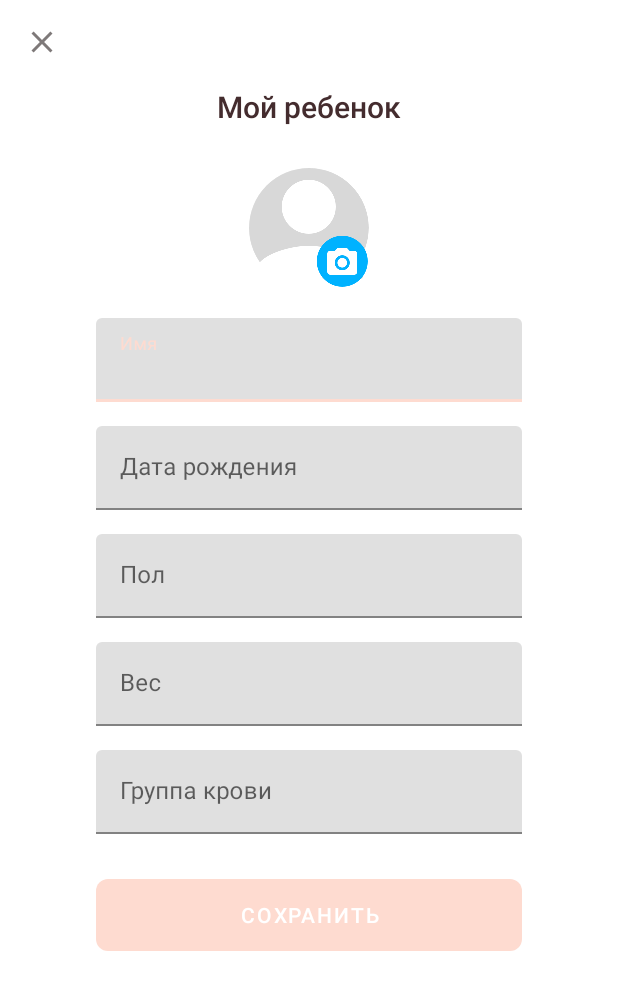
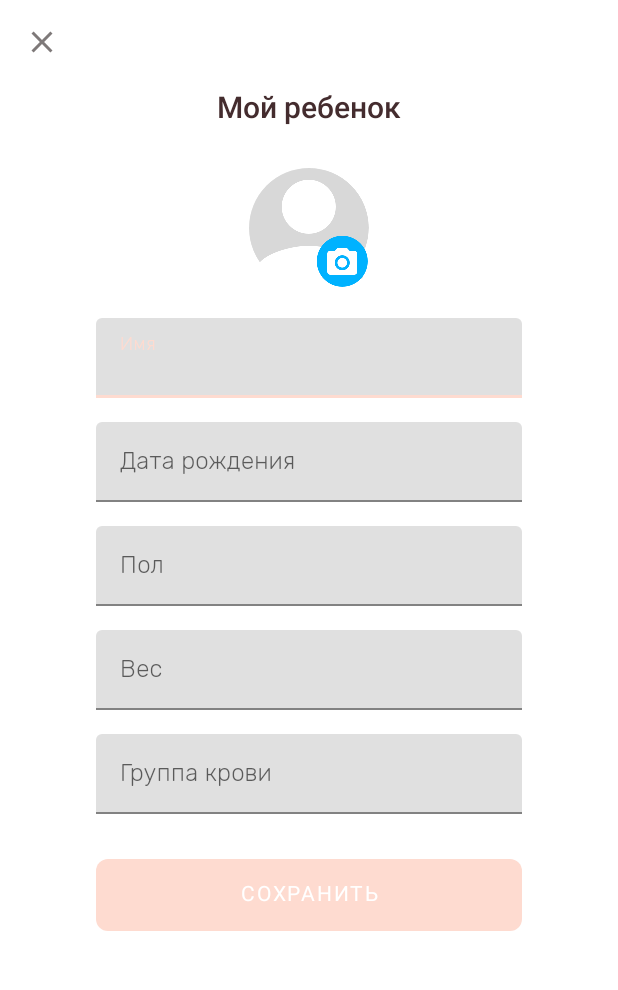
Before and after one commit to minionJerry/BabyMed, an Android app: the NewChildActivity screen opened directly, with no data from a screen before it, on a phone screen of 412 x 824 dp. Shown: the top 990 px of the screen. Run offline under Robolectric (Android 15) with nearby library versions, the phone set to English and light mode, and no system bars; our stand-ins replace CircleImageView, Dagger/Hilt's generated code, RxJava; libraries missing offline, so code that uses them is left out: com.mikelau.croperino, com.tsongkha.spinnerdatepicker; 2 statements that could not run were skipped.

Commit message:
change UI of new child screen

```diff
--- a/app/src/main/res/layout/activity_new_child.xml
+++ b/app/src/main/res/layout/activity_new_child.xml
@@ -38,6 +38,7 @@
                     android:layout_weight="1"
                     android:ems="10"
                     android:hint="@string/name"
+                    android:fontFamily="@font/rubik_light"
                     android:inputType="textPersonName" />
 
             </com.google.android.material.textfield.TextInputLayout>
@@ -61,6 +62,7 @@
                     android:ems="10"
                     android:focusable="false"
                     android:hint="@string/birthdate"
+                    android:fontFamily="@font/rubik_light"
                     android:inputType="date" />
 
             </com.google.android.material.textfield.TextInputLayout>
@@ -84,6 +86,7 @@
                     android:layout_weight="1"
                     android:ems="10"
                     android:hint="@string/weight"
+                    android:fontFamily="@font/rubik_light"
                     android:inputType="number" />
             </com.google.android.material.textfield.TextInputLayout>
 
@@ -105,6 +108,7 @@
                     android:layout_weight="1"
                     android:ems="10"
                     android:hint="@string/blood_type"
+                    android:fontFamily="@font/rubik_light"
                     android:inputType="number"
                     tools:layout_editor_absoluteX="0dp"
                     tools:layout_editor_absoluteY="186dp" />
@@ -140,6 +144,7 @@
                     android:layout_height="wrap_content"
                     android:focusable="false"
                     android:hint="@string/gender"
+                    android:fontFamily="@font/rubik_light"
                     android:inputType="text" />
             </com.google.android.material.textfield.TextInputLayout>
 
@@ -161,6 +166,7 @@
                 android:layout_marginEnd="64dp"
                 android:layout_marginBottom="24dp"
                 android:text="@string/save"
+                android:fontFamily="@font/rubik"
                 app:cornerRadius="8dp"
                 app:layout_constraintBottom_toBottomOf="parent"
                 app:layout_constraintEnd_toEndOf="parent"
```
